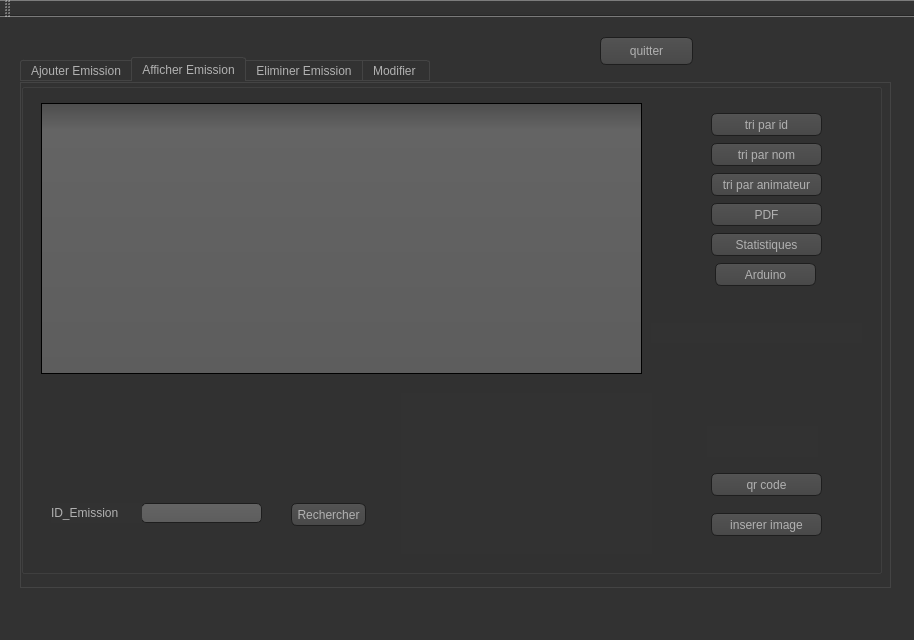
The window that Emission/Gestion_emission.ui (dina-boughanmi/projet-C-) describes before a commit, drawn with Qt 5.
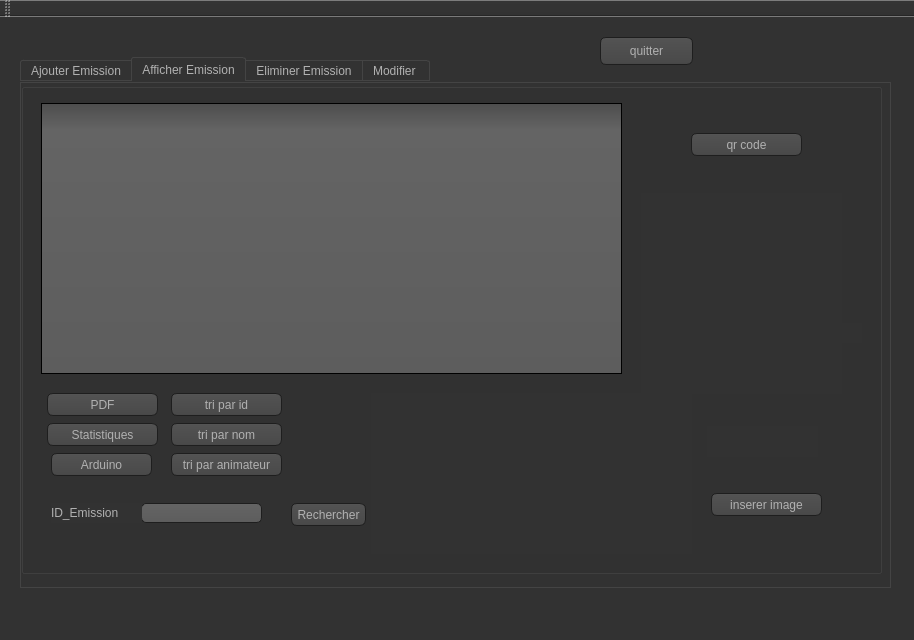
The same window after the commit. The open tabs and pages were chosen to show the change. Icons and pictures are not drawn.

```diff
--- a/Emission/Gestion_emission.ui
+++ b/Emission/Gestion_emission.ui
@@ -1182,7 +1182,7 @@
         <rect>
          <x>20</x>
          <y>20</y>
-         <width>601</width>
+         <width>581</width>
          <height>271</height>
         </rect>
        </property>
@@ -1190,8 +1190,8 @@
       <widget class="QPushButton" name="pb_Ajouter_2">
        <property name="geometry">
         <rect>
-         <x>690</x>
-         <y>60</y>
+         <x>150</x>
+         <y>340</y>
          <width>111</width>
          <height>23</height>
         </rect>
@@ -1203,8 +1203,8 @@
       <widget class="QPushButton" name="pb_Ajouter_3">
        <property name="geometry">
         <rect>
-         <x>690</x>
-         <y>30</y>
+         <x>150</x>
+         <y>310</y>
          <width>111</width>
          <height>23</height>
         </rect>
@@ -1216,8 +1216,8 @@
       <widget class="QPushButton" name="pb_Ajouter_4">
        <property name="geometry">
         <rect>
-         <x>690</x>
-         <y>90</y>
+         <x>150</x>
+         <y>370</y>
          <width>111</width>
          <height>23</height>
         </rect>
@@ -1271,8 +1271,8 @@
       <widget class="QPushButton" name="pb_Ajouter_6">
        <property name="geometry">
         <rect>
-         <x>690</x>
-         <y>120</y>
+         <x>26</x>
+         <y>310</y>
          <width>111</width>
          <height>23</height>
         </rect>
@@ -1284,8 +1284,8 @@
       <widget class="QPushButton" name="pb_stats">
        <property name="geometry">
         <rect>
-         <x>690</x>
-         <y>150</y>
+         <x>26</x>
+         <y>340</y>
          <width>111</width>
          <height>23</height>
         </rect>
@@ -1297,8 +1297,8 @@
       <widget class="QPushButton" name="qrcode">
        <property name="geometry">
         <rect>
-         <x>690</x>
-         <y>390</y>
+         <x>670</x>
+         <y>50</y>
          <width>111</width>
          <height>23</height>
         </rect>
@@ -1324,7 +1324,7 @@
        <property name="geometry">
         <rect>
          <x>690</x>
-         <y>430</y>
+         <y>410</y>
          <width>111</width>
          <height>23</height>
         </rect>
@@ -1336,9 +1336,9 @@
       <widget class="QLabel" name="imagee">
        <property name="geometry">
         <rect>
-         <x>380</x>
+         <x>350</x>
          <y>310</y>
-         <width>251</width>
+         <width>321</width>
          <height>161</height>
         </rect>
        </property>
@@ -1349,8 +1349,8 @@
       <widget class="QPushButton" name="update_label_linkActivated">
        <property name="geometry">
         <rect>
-         <x>694</x>
-         <y>180</y>
+         <x>30</x>
+         <y>370</y>
          <width>101</width>
          <height>23</height>
         </rect>
@@ -1372,6 +1372,19 @@
         <string/>
        </property>
       </widget>
+      <widget class="QLabel" name="qrccode_label">
+       <property name="geometry">
+        <rect>
+         <x>620</x>
+         <y>110</y>
+         <width>201</width>
+         <height>201</height>
+        </rect>
+       </property>
+       <property name="text">
+        <string/>
+       </property>
+      </widget>
      </widget>
     </widget>
     <widget class="QWidget" name="tab_3">
```
Left out of the diff: 2 changed lines with no effect on the pictures.
